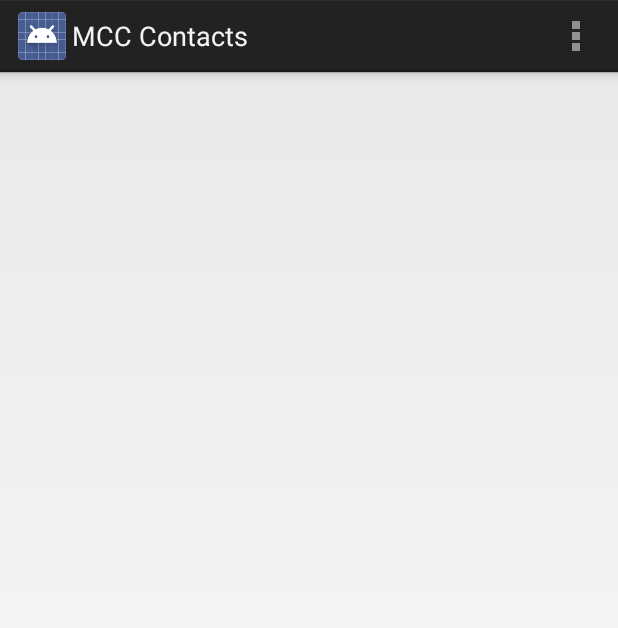
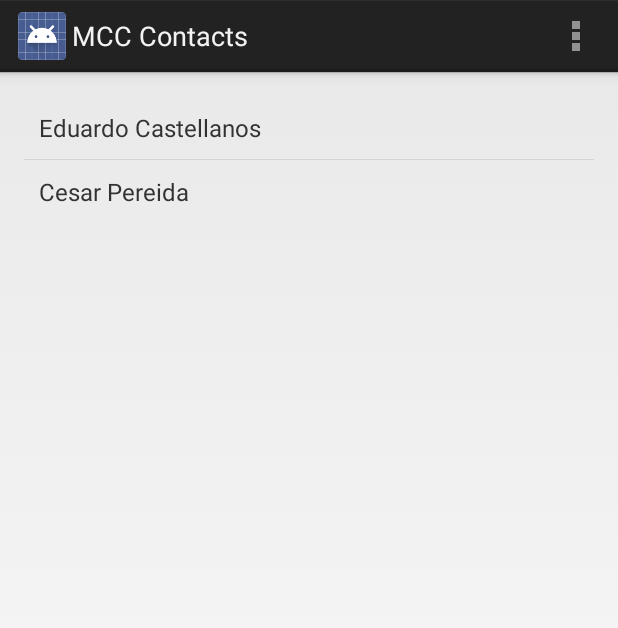
Before and after one commit to Pereida/AddressBook-Android, an Android app: the screen it shows after launch (MainActivity), in the options menu, after a tap on "Refresh", on a phone screen of 412 x 824 dp. Shown: the top 628 px of the screen. Run offline under Robolectric (Android 15) with nearby library versions, the phone set to English and light mode, and no system bars.

Commit message:
Added Contact View

```diff
--- a/app/build.gradle
+++ b/app/build.gradle
@@ -21,4 +21,5 @@ android {
 
 dependencies {
     compile fileTree(dir: 'libs', include: ['*.jar'])
+    compile 'com.android.support:support-v4:21.0.2'
 }
--- a/app/src/main/java/mcc/mcccontacts/Contact.java
+++ b/app/src/main/java/mcc/mcccontacts/Contact.java
@@ -4,13 +4,30 @@ package mcc.mcccontacts;
  * Created by eduardocastellanosn on 11/29/14.
  */
 public class Contact {
+
+    private String sFirstName;
+    private String sLastName;
+    private String sId;
+
     public Contact(){
+        this.sFirstName = "Cesar";
+        this.sLastName = "Pereida";
+    }
 
+    public Contact(String name, String lastname)
+    {
+        this.sFirstName = name;
+        this.sLastName = lastname;
+        this.sId = "testID";
     }
 
     public String getName(){
 
-        return "TestName";
+        return this.sFirstName;
+    }
+
+    public String getId(){
+        return this.sId;
     }
 
     public String getFullName(){
@@ -18,7 +35,7 @@ public class Contact {
     }
 
     public String getLastName(){
-        return "TestLastName";
+        return this.sLastName;
     }
 
     public String getPhoneNumber(){
@@ -37,4 +54,9 @@ public class Contact {
         return "test@testemail.com";
     }
 
+    public String toString()
+    {
+        return this.getFullName();
+    }
+
 }
--- a/app/src/main/java/mcc/mcccontacts/MainActivity.java
+++ b/app/src/main/java/mcc/mcccontacts/MainActivity.java
@@ -1,17 +1,61 @@
 package mcc.mcccontacts;
 
+import java.util.ArrayList;
+import java.util.Arrays;
+
 import android.app.Activity;
+import android.content.Intent;
 import android.os.Bundle;
 import android.view.Menu;
 import android.view.MenuItem;
+import android.view.View;
+import android.widget.ArrayAdapter;
+import android.widget.ListView;
+import android.widget.AdapterView;
+import android.widget.AdapterView.OnItemClickListener;
+import android.widget.Toast;
+
 
 
 public class MainActivity extends Activity {
+
+    private ListView mainListView;
+    private ArrayAdapter<Contact> listAdapter;
+    private ArrayList<Contact> alContact;
 
     @Override
     protected void onCreate(Bundle savedInstanceState) {
         super.onCreate(savedInstanceState);
         setContentView(R.layout.activity_main);
+
+        mainListView = (ListView) findViewById( R.id.lvContacts );
+
+        mainListView.setOnItemClickListener(new OnItemClickListener() {
+
+            @Override
+            public void onItemClick(AdapterView<?> arg0, View arg1,
+                                    int position, long arg3) {
+
+                int itemPosition = position;
+
+                // ListView Clicked item value
+                Contact itemValue = (Contact) mainListView.getItemAtPosition(position);
+
+                // Change Activity
+                Intent intent = new Intent(MainActivity.this, ContactView.class);
+                intent.putExtra("fname", itemValue.getName());
+                intent.putExtra("lname", itemValue.getLastName());
+                intent.putExtra("phone", itemValue.getPhoneNumber());
+                intent.putExtra("mobile", itemValue.getMobileNumber());
+                intent.putExtra("addr", itemValue.getAddress());
+                intent.putExtra("email", itemValue.getEmail());
+                intent.putExtra("id", itemValue.getId());
+
+                startActivity(intent);
+
+            }
+        });
+
     }
 
 
@@ -22,6 +66,24 @@ public class MainActivity extends Activity {
         return true;
     }
 
+    private void dummyUpdate()
+    {
+
+        Contact[] contactsArray = new Contact[]{new Contact("Eduardo", "Castellanos"), new Contact()};
+        alContact = new ArrayList<Contact>();
+        alContact.addAll(Arrays.asList(contactsArray));
+        updateUI();
+    }
+
+    private void updateUI() {
+        // Update the UI after the contacts are updated.
+        if(alContact != null)
+        {
+            listAdapter = new ArrayAdapter<Contact>(this, R.layout.simplerow, alContact);
+            mainListView.setAdapter(listAdapter);
+        }
+    }
+
     @Override
     public boolean onOptionsItemSelected(MenuItem item) {
         // Handle action bar item clicks here. The action bar will
@@ -29,9 +91,13 @@ public class MainActivity extends Activity {
         // as you specify a parent activity in AndroidManifest.xml.
         int id = item.getItemId();
 
-        //noinspection SimplifiableIfStatement
-        if (id == R.id.action_settings) {
-            return true;
+        //
+        switch(id) {
+            case R.id.action_refresh:
+                dummyUpdate();
+                return true;
+            case R.id.action_settings:
+                return true;
         }
 
         return super.onOptionsItemSelected(item);
--- a/app/src/main/res/layout/activity_main.xml
+++ b/app/src/main/res/layout/activity_main.xml
@@ -3,13 +3,14 @@
     android:layout_height="match_parent" android:paddingLeft="@dimen/activity_horizontal_margin"
     android:paddingRight="@dimen/activity_horizontal_margin"
     android:paddingTop="@dimen/activity_vertical_margin"
-    android:paddingBottom="@dimen/activity_vertical_margin" tools:context=".MainActivity">
+    android:paddingBottom="@dimen/activity_vertical_margin" tools:context=".MainActivity"
+    android:gravity="left">
 
     <ListView
         android:layout_width="wrap_content"
         android:layout_height="wrap_content"
         android:id="@+id/lvContacts"
-        android:layout_centerVertical="true"
-        android:layout_centerHorizontal="true"
-        tools:listitem="@android:layout/simple_expandable_list_item_2" />
+        tools:listitem="@android:layout/simple_list_item_1"
+        android:layout_centerHorizontal="true" />
+
 </RelativeLayout>
--- /dev/null
+++ b/app/src/main/res/layout/simplerow.xml
@@ -0,0 +1,8 @@
+<?xml version="1.0" encoding="utf-8"?>
+<TextView xmlns:android="http://schemas.android.com/apk/res/android"
+    android:id="@+id/text1"
+    android:layout_width="fill_parent"
+    android:layout_height="wrap_content"
+    android:padding="10dp"
+    android:textSize="16sp" >
+</TextView>
```
Also changed, not shown: app/src/main/AndroidManifest.xml (+7 -0 lines), app/src/main/java/mcc/mcccontacts/ContactView.java (added, +74 -0 lines), app/src/main/res/layout/activity_contact_view.xml (added, +155 -0 lines), app/src/main/res/menu/menu_contact_view.xml (added, +7 -0 lines), app/src/main/res/values/strings.xml (+13 -0 lines), 1 other file.
